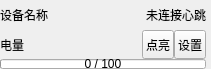
Before: the Qt Designer form UAVManage/devicecontrol.ui in gessd/UAVManage, drawn with Qt 5.
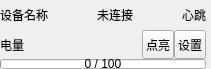
After: the same form once the commit is applied.

```diff
--- a/UAVManage/devicecontrol.ui
+++ b/UAVManage/devicecontrol.ui
@@ -61,6 +61,19 @@
        </property>
       </widget>
      </item>
+     <item>
+      <spacer name="horizontalSpacer_3">
+       <property name="orientation">
+        <enum>Qt::Horizontal</enum>
+       </property>
+       <property name="sizeHint" stdset="0">
+        <size>
+         <width>40</width>
+         <height>20</height>
+        </size>
+       </property>
+      </spacer>
+     </item>
      <item>
       <widget class="QLabel" name="labelStatus">
        <property name="text">
```
